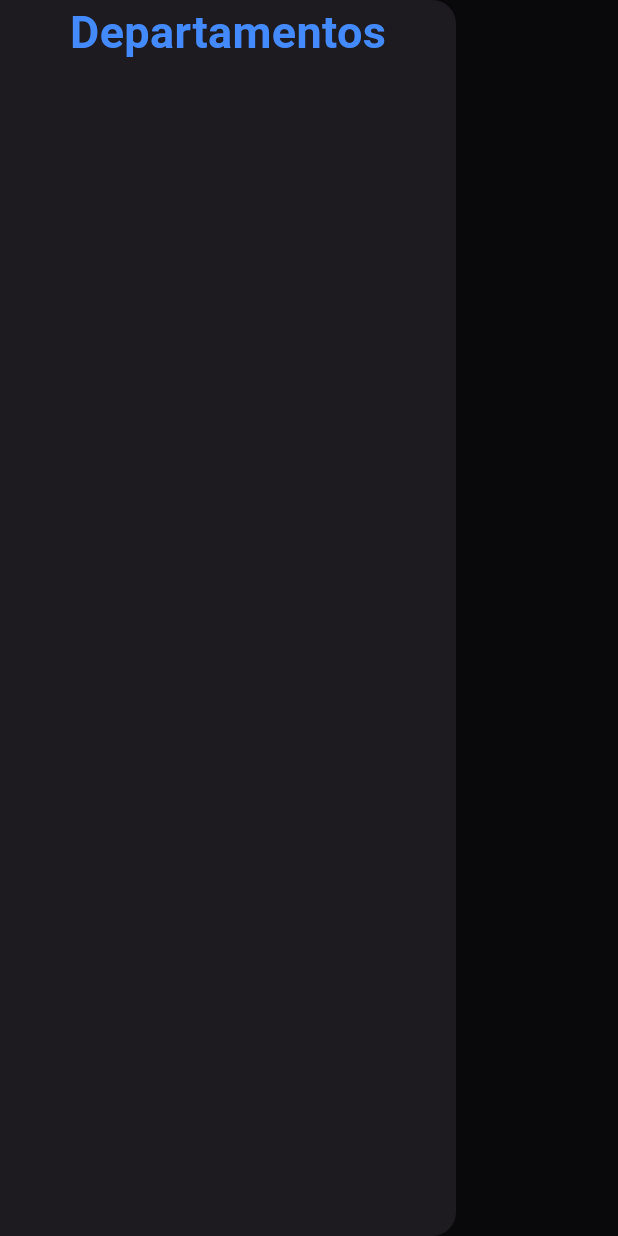
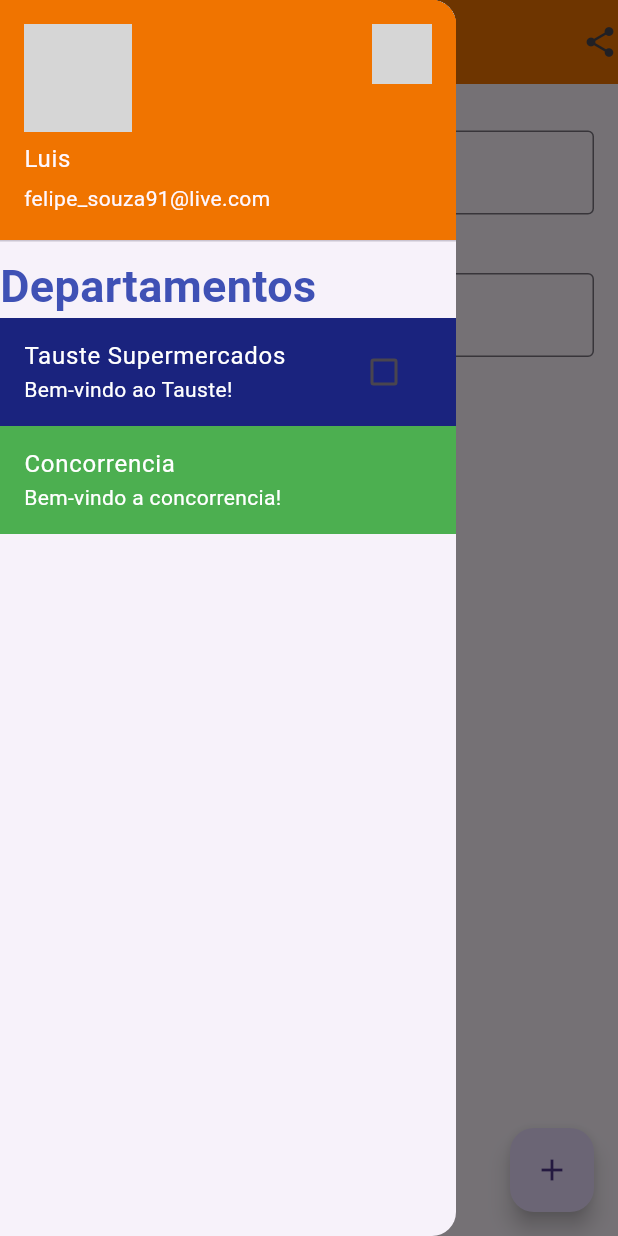
Before and after one commit to felipe-souza91/tauste_class, a Flutter app: the screen it shows after launch, with the side drawer open, on a phone screen of 412 x 824 dp. Run offline on Flutter 3.47's test engine with Material 3 defaults, Android fonts, the light colour scheme and no system bars; network calls fail; grey boxes are pictures that could not be loaded.

Commit message:
Aula de Effective Dart e Lint

```diff
--- /dev/null
+++ b/lib/features/home_page.dart
@@ -0,0 +1,112 @@
+import 'package:flutter/material.dart';
+import 'package:flutter_application_aula3/widgets/custom_text_field.dart';
+
+class HomePage extends StatefulWidget {
+  const HomePage({super.key});
+
+  @override
+  State<HomePage> createState() => _HomePageState();
+}
+
+class _HomePageState extends State<HomePage> {
+  bool isChecked = false;
+
+  @override
+  Widget build(BuildContext context) {
+    return Scaffold(
+      appBar: AppBar(
+        backgroundColor: Color(0xFFF07400),
+        title: Text('Lista de Tarefas'),
+        centerTitle: true,
+        actions: [Icon(Icons.share)],
+      ),
+      drawer: Drawer(
+        child: ListView(
+          children: [
+            const UserAccountsDrawerHeader(
+              accountName: Text('Luis'),
+              accountEmail: Text('felipe_souza91@live.com'),
+              decoration: BoxDecoration(color: Color(0xFFF07400)),
+              currentAccountPicture: CircleAvatar(
+                backgroundImage: NetworkImage(
+                  'https://fastly.picsum.photos/id/24/4855/1803.jpg?hmac=ICVhP1pUXDLXaTkgwDJinSUS59UWalMxf4SOIWb9Ui4',
+                ),
+              ),
+              otherAccountsPictures: [
+                CircleAvatar(
+                  backgroundImage: NetworkImage(
+                    'https://fastly.picsum.photos/id/1/5000/3333.jpg?hmac=Asv2DU3rA_5D1xSe22xZK47WEAN0wjWeFOhzd13ujW4',
+                  ),
+                ),
+              ],
+            ),
+            Text(
+              'Departamentos',
+              style: TextStyle(
+                color: Colors.indigo,
+                fontSize: 30,
+                fontWeight: FontWeight.bold,
+              ),
+            ),
+            ListTile(
+              title: Text('Tauste Supermercados'),
+              subtitle: Text('Bem-vindo ao Tauste!'),
+              trailing: Checkbox(
+                value: isChecked,
+                onChanged: (bool? value) {
+                  setState(() {
+                    isChecked = value ?? false;
+                  });
+                },
+              ),
+              tileColor: Colors.indigo[900],
+              textColor: Colors.white,
+              onTap:
+                  () => showDialog(
+                    context: context,
+                    builder:
+                        (BuildContext context) => AlertDialog(
+                          title: Text('Ótima escolha!'),
+                          content: Text('Faz toda diferença!!!'),
+                          actions: [
+                            TextButton(
+                              onPressed: () {
+                                Navigator.of(context).pop();
+                              },
+                              child: const Text('Fechar'),
+                            ),
+                          ],
+                        ),
+                  ),
+            ),
+            ListTile(
+              title: Text('Concorrencia'),
+              subtitle: Text('Bem-vindo a concorrencia!'),
+              tileColor: Colors.green,
+              textColor: Colors.white,
+              onTap:
+                  () => showDatePicker(
+                    context: context,
+                    firstDate: DateTime(2025),
+                    lastDate: DateTime(2025),
+                  ),
+            ),
+          ],
+        ),
+      ),
+      body: Column(
+        children: [
+          CustomTextField(hintText: 'Titulo', labelText: 'Digite o título'),
+          CustomTextField(
+            hintText: 'Descrição',
+            labelText: 'Digite a descrição',
+          ),
+        ],
+      ),
+      floatingActionButton: FloatingActionButton(
+        onPressed: () {},
+        child: const Icon(Icons.add),
+      ),
+    );
+  }
+}
--- a/lib/main.dart
+++ b/lib/main.dart
@@ -1,52 +1,25 @@
 import 'package:flutter/material.dart';
+import 'package:flutter_application_aula3/features/home_page.dart';
 
 void main() {
-  runApp(MyApp());
+  runApp(const MyApp());
 }
 
 class MyApp extends StatefulWidget {
   const MyApp({super.key});
+
   @override
   State<MyApp> createState() => _MyAppState();
 }
 
 class _MyAppState extends State<MyApp> {
-
-
-  @override
-  void setState(VoidCallback fn) {
-    // TODO: implement setState
-    super.setState(fn);
-  }
-
   @override
   Widget build(BuildContext context) {
     return MaterialApp(
-      title: 'Tauste Supermercados',
+      title: 'Supermercado',
       debugShowCheckedModeBanner: false,
-      theme: ThemeData.dark(),
-      home: Scaffold(
-        drawer: Drawer(
-          child: ListView(
-            children: [
-              Center(
-                child: Text('Departamentos',
-                style:TextStyle(
-                  color: Colors.blueAccent,
-                  fontSize: 30,
-                  fontWeight: FontWeight.bold
-                )),
-              )
-            ],
-          ),
-        ),
-        appBar: AppBar(
-          title: Text('Marilia'),
-        ),
-        body: Center(
-          child: Text('Bem- vindo ao Tauste')
-        )
-      )
+      theme: ThemeData.light(),
+      home: HomePage(),
     );
   }
 }
--- /dev/null
+++ b/lib/widgets/custom_text_field.dart
@@ -0,0 +1,32 @@
+import 'package:flutter/material.dart';
+
+class CustomTextField extends StatelessWidget {
+  final String hintText;
+  final String? labelText;
+
+  const CustomTextField({super.key, required this.hintText, this.labelText});
+
+  @override
+  Widget build(BuildContext context) {
+    return Padding(
+      padding: const EdgeInsets.fromLTRB(16, 8, 16, 8),
+      child: Column(
+        crossAxisAlignment: CrossAxisAlignment.start,
+        children: [
+          if (labelText!.isNotEmpty)
+            Text(
+              labelText!,
+              style: TextStyle(fontSize: 16, fontWeight: FontWeight.bold),
+            ),
+          TextField(
+            maxLines: 1,
+            decoration: InputDecoration(
+              hintText: hintText,
+              border: OutlineInputBorder(borderSide: BorderSide()),
+            ),
+          ),
+        ],
+      ),
+    );
+  }
+}
```
